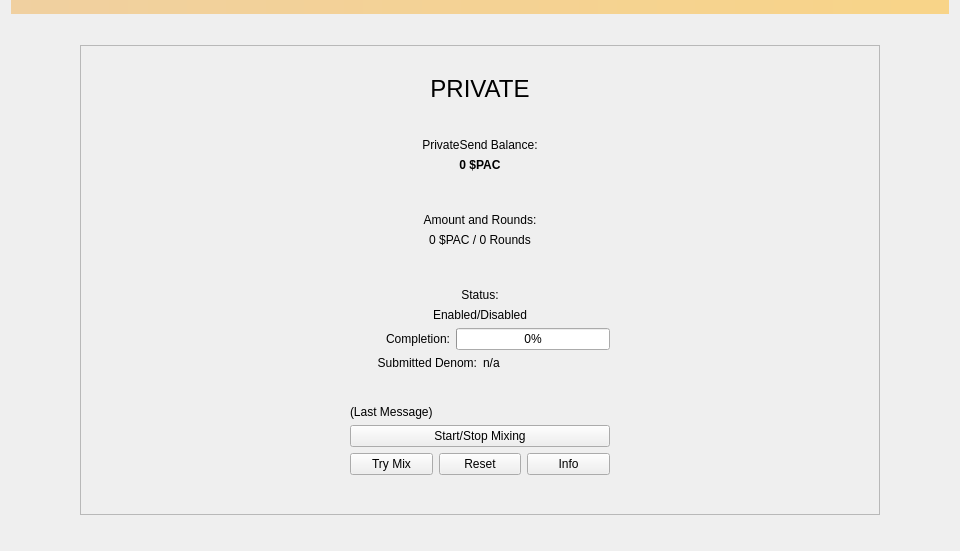
Above: src/qt/forms/privatepage.ui from PACCommunity/PAC before the change. Below: the same form after it.
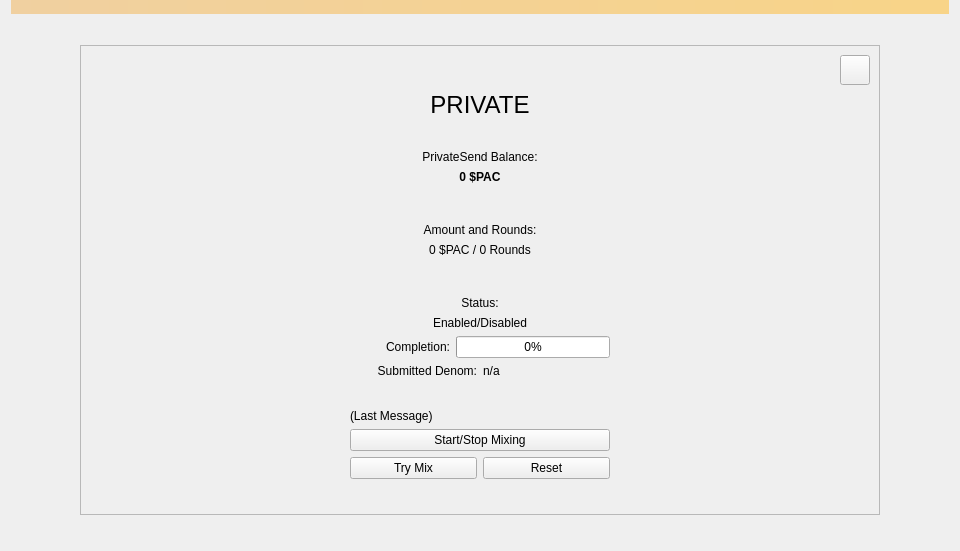
That is the form after the change. Icons and pictures are not drawn.

Commit message: Private (info button, and sizes), SendPage (balance working)

The edit to the form file:
```diff
--- a/src/qt/forms/privatepage.ui
+++ b/src/qt/forms/privatepage.ui
@@ -116,19 +116,31 @@
                </widget>
               </item>
               <item>
-               <widget class="QLabel" name="iconLabelPrivateInfo">
+               <widget class="QPushButton" name="privateSendInfo">
+                <property name="sizePolicy">
+                 <sizepolicy hsizetype="Fixed" vsizetype="Fixed">
+                  <horstretch>0</horstretch>
+                  <verstretch>0</verstretch>
+                 </sizepolicy>
+                </property>
                 <property name="minimumSize">
                  <size>
-                  <width>0</width>
-                  <height>0</height>
+                  <width>30</width>
+                  <height>30</height>
                  </size>
                 </property>
                 <property name="maximumSize">
                  <size>
-                  <width>35</width>
-                  <height>16777215</height>
+                  <width>30</width>
+                  <height>30</height>
                  </size>
                 </property>
+                <property name="toolTip">
+                 <string>Information about PrivateSend and Mixing</string>
+                </property>
+                <property name="styleSheet">
+                 <string notr="true">border-image: url(&quot;:/icons/pac/info&quot;);</string>
+                </property>
                 <property name="text">
                  <string/>
                 </property>
@@ -471,22 +483,6 @@
                   </property>
                  </widget>
                 </item>
-                <item>
-                 <widget class="QPushButton" name="privateSendInfo">
-                  <property name="sizePolicy">
-                   <sizepolicy hsizetype="MinimumExpanding" vsizetype="Fixed">
-                    <horstretch>0</horstretch>
-                    <verstretch>0</verstretch>
-                   </sizepolicy>
-                  </property>
-                  <property name="toolTip">
-                   <string>Information about PrivateSend and Mixing</string>
-                  </property>
-                  <property name="text">
-                   <string>Info</string>
-                  </property>
-                 </widget>
-                </item>
                </layout>
               </item>
              </layout>
```
Left out of the diff: 3 changed lines with no effect on the pictures. The commit also changes 3 other files.
